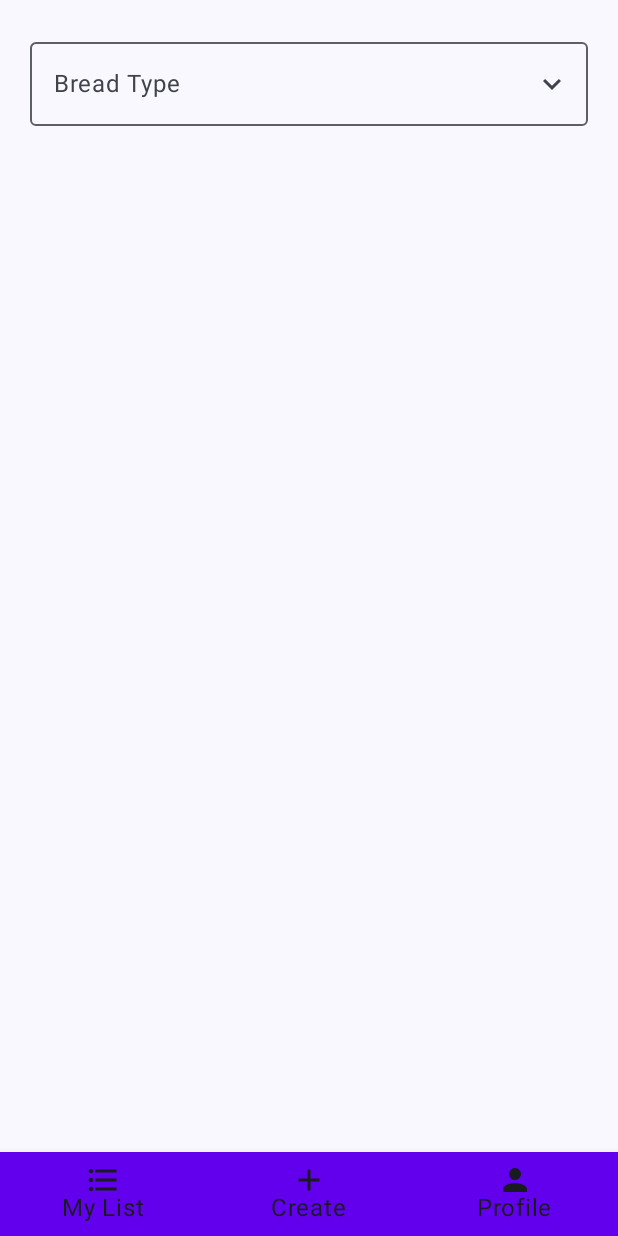
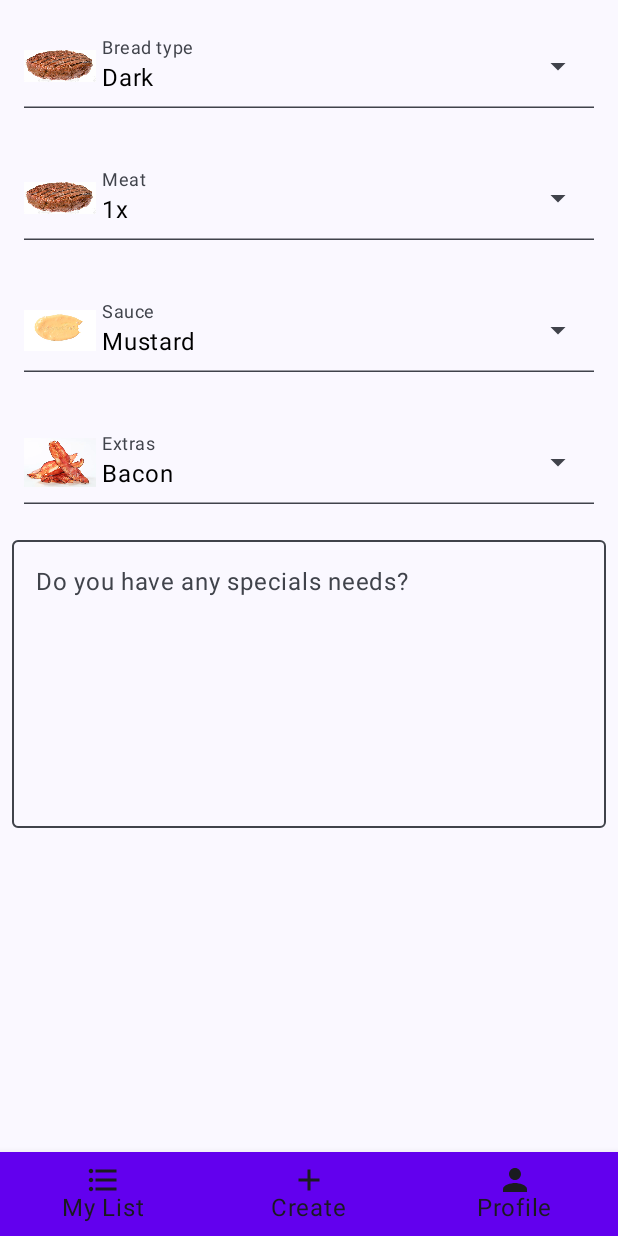
Before and after one commit to MarekMoric/Burger-Master, an Android app built with Jetpack Compose: the CreationScreen screen opened through its navigation route, on a phone screen of 412 x 824 dp. Run offline under Robolectric (Android 15) with nearby library versions, the phone set to English and light mode, and no system bars.

Commit message:
customizing creation screen, half done

```diff
--- a/app/build.gradle
+++ b/app/build.gradle
@@ -55,7 +55,7 @@ dependencies {
     implementation "androidx.compose.ui:ui:$compose_version"
     implementation "androidx.compose.ui:ui-tooling-preview:$compose_version"
     implementation 'androidx.compose.material3:material3:1.1.0-alpha04'
-    implementation("androidx.compose.material:material:1.3.1")
+//    implementation("androidx.compose.material:material:1.3.1")
     testImplementation 'junit:junit:4.13.2'
     androidTestImplementation 'androidx.test.ext:junit:1.1.4'
     androidTestImplementation 'androidx.test.espresso:espresso-core:3.5.0'
--- a/app/src/main/java/com/mendelu/xmoric/burgermaster/ui/screens/CreationScreen.kt
+++ b/app/src/main/java/com/mendelu/xmoric/burgermaster/ui/screens/CreationScreen.kt
@@ -1,24 +1,18 @@
 package com.mendelu.xmoric.burgermaster.ui.screens
 
-import androidx.compose.foundation.background
-import androidx.compose.foundation.clickable
+import android.graphics.drawable.Icon
+import android.graphics.drawable.shapes.Shape
+import androidx.compose.foundation.Image
 import androidx.compose.foundation.layout.*
-import androidx.compose.material.icons.Icons
-import androidx.compose.material.icons.filled.KeyboardArrowDown
-import androidx.compose.material.icons.filled.KeyboardArrowUp
 import androidx.compose.material3.*
 import androidx.compose.runtime.*
-import androidx.compose.ui.Alignment
+import androidx.compose.runtime.saveable.rememberSaveable
 import androidx.compose.ui.Modifier
 import androidx.compose.ui.graphics.Color
-import androidx.compose.ui.layout.onGloballyPositioned
-import androidx.compose.ui.platform.LocalDensity
-import androidx.compose.ui.res.colorResource
-import androidx.compose.ui.text.font.FontWeight
-import androidx.compose.ui.text.style.TextAlign
+import androidx.compose.ui.res.painterResource
 import androidx.compose.ui.unit.dp
-import androidx.compose.ui.unit.sp
-import androidx.compose.ui.unit.toSize
+import coil.decode.ImageSource
+import com.mendelu.xmoric.burgermaster.R
 import com.mendelu.xmoric.burgermaster.navigation.INavigationRouter
 
 @OptIn(ExperimentalMaterial3Api::class)
@@ -39,45 +33,93 @@ fun CreationScreen(navigation: INavigationRouter) {
 //            fontSize = 20.sp
 //        )
 
-        var mExpanded by remember { mutableStateOf(false) }
-        val mBreadTypes = listOf("White", "Dark", "Rustical")
-        var mSelectedText by remember { mutableStateOf("") }
-        var mTextFieldSize by remember { mutableStateOf(0)}
+    val breadTypes = listOf("White", "Dark", "Rustical")
+    val meatTypes = listOf("1/2", "1x", "2x", "3x")
+    val sauceTypes = listOf("Ketchup", "Mustard", "Bacon")
+    val extrasTypes = listOf("Lettuce", "Bacon", "Tomato", "Pickles")
+    var description by rememberSaveable { mutableStateOf("") }
 
-        val icon = if (mExpanded)
-            Icons.Filled.KeyboardArrowUp
-        else
-            Icons.Filled.KeyboardArrowDown
 
-        Column(Modifier.padding(20.dp)) {
+    Column {
+        DropdownList(content = breadTypes, header = "Bread type", false)
+        DropdownList(content = meatTypes, header = "Meat", false)
+        DropdownList(content = sauceTypes, header = "Sauce", true)
+        DropdownList(content = extrasTypes, header = "Extras", true)
+        OutlinedTextField(
+            value = description,
+            onValueChange = { description = it},
+            label = { Text(text = "Do you have any specials needs?")},
+            colors = TextFieldDefaults.textFieldColors(
+                textColor = Color.Black,
+                containerColor = Color.Transparent
+            ),
+            modifier = Modifier
+                .fillMaxWidth()
+                .height(200.dp)
+                .padding(start = 8.dp, end = 8.dp)
+        )
+    }
+}
 
-            // Create an Outlined Text Field
-            // with icon and not expanded
-            OutlinedTextField(
-                value = mSelectedText,
-                onValueChange = { mSelectedText = it },
-                modifier = Modifier
-                    .fillMaxWidth(),
-                label = {Text("Bread Type")},
-                trailingIcon = {
-                    Icon(icon,"contentDescription",
-                        Modifier.clickable { mExpanded = !mExpanded })
-                }
-            )
+@OptIn(ExperimentalMaterial3Api::class)
+@Composable
+fun DropdownList(content: List<String>, header: String, checkboxes: Boolean){
+    var expanded by remember { mutableStateOf(false) }
+    var selectedOptionText by remember { mutableStateOf(content[1]) }
+    var checked: Boolean = false
+    var icon: Int = 0
 
-            // Create a drop-down menu with list of cities,
-            // when clicked, set the Text Field text as the city selected
-            DropdownMenu(
-                expanded = mExpanded,
-                onDismissRequest = { mExpanded = false },
-                modifier = Modifier.width(with(LocalDensity.current){mTextFieldSize.toDp()})
-            ) {
-                mBreadTypes.forEach { label ->
-                    DropdownMenuItem(onClick = {
-                        mSelectedText = label
-                        mExpanded = false
-                    }, text = { Text(text = label) })
-                }
+    when (header) {
+        "Bread type" -> icon = R.drawable.burger_meat
+        "Meat" -> icon =  R.drawable.burger_meat
+        "Sauce" -> icon =  R.drawable.sauce
+        "Extras" -> icon =  R.drawable.bacon
+        else -> {
+            icon =  R.drawable.bacon
+        }
+    }
+
+    ExposedDropdownMenuBox(
+        modifier = Modifier.padding(16.dp),
+        expanded = expanded,
+        onExpandedChange = { expanded = !expanded },
+    ) {
+        TextField(
+            readOnly = true,
+            value = selectedOptionText,
+            onValueChange = {},
+            label = { Text(header) },
+            leadingIcon = { Image(painterResource(
+                id = icon),
+                contentDescription = "",
+                modifier = Modifier.size(48.dp)) },
+            trailingIcon = { ExposedDropdownMenuDefaults.TrailingIcon(expanded = expanded) },
+            colors = TextFieldDefaults.textFieldColors(
+                textColor = Color.Black,
+                containerColor = Color.Transparent
+            ),
+            modifier = Modifier
+                .fillMaxWidth()
+                .menuAnchor(),
+        )
+        ExposedDropdownMenu(
+            expanded = expanded,
+            onDismissRequest = { expanded = false }
+        ) {
+            content.forEach { item ->
+                DropdownMenuItem(
+                    text = { Text(item) },
+                    onClick = {
+                        selectedOptionText = item
+                        expanded = false
+                    },
+                    trailingIcon = {
+                        if (checkboxes) {
+//                        Checkbox(checked = checked, onCheckedChange = { selectedOptionText += ", $item"; checked = true }) }
+                        Text("Add Extra", style = MaterialTheme.typography.bodySmall) } //vymen za button, mas tam totizto onlick ktory potrebujes
+                     }
+                )
             }
         }
     }
+}
```
Also changed, not shown: app/src/main/res/drawable/bacon.png (added), app/src/main/res/drawable/burger_meat.png (added), app/src/main/res/drawable/lettuce.png (added), app/src/main/res/drawable/sauce.png (added).
